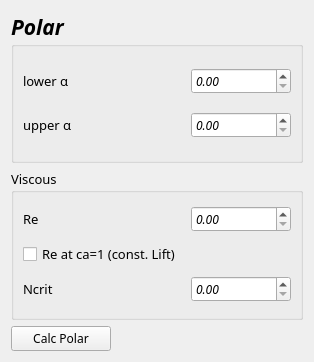
This is UI/polarWidget.ui in paulebieber/FoilBoXX as Qt 5 draws it before an edit. The edited form follows.
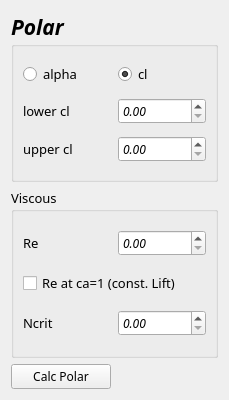
This is the edited form.

Diff of the .ui file:
```diff
--- a/UI/polarWidget.ui
+++ b/UI/polarWidget.ui
@@ -6,8 +6,8 @@
    <rect>
     <x>0</x>
     <y>0</y>
-    <width>314</width>
-    <height>362</height>
+    <width>229</width>
+    <height>400</height>
    </rect>
   </property>
   <property name="maximumSize">
@@ -35,73 +35,6 @@
       <string>Polar</string>
      </property>
      <layout class="QGridLayout" name="gridLayout_3">
-      <item row="0" column="0">
-       <widget class="QLabel" name="label_31">
-        <property name="font">
-         <font>
-          <family>Noto Serif Thai Med</family>
-          <pointsize>10</pointsize>
-          <weight>50</weight>
-          <italic>false</italic>
-          <bold>false</bold>
-          <underline>false</underline>
-          <kerning>true</kerning>
-         </font>
-        </property>
-        <property name="styleSheet">
-         <string notr="true">color: rgb(0, 0, 0);</string>
-        </property>
-        <property name="text">
-         <string>lower α</string>
-        </property>
-        <property name="alignment">
-         <set>Qt::AlignLeading|Qt::AlignLeft|Qt::AlignVCenter</set>
-        </property>
-       </widget>
-      </item>
-      <item row="1" column="0">
-       <widget class="QLabel" name="label_33">
-        <property name="font">
-         <font>
-          <family>Noto Serif Thai Med</family>
-          <pointsize>10</pointsize>
-          <weight>50</weight>
-          <italic>false</italic>
-          <bold>false</bold>
-          <underline>false</underline>
-          <kerning>true</kerning>
-         </font>
-        </property>
-        <property name="styleSheet">
-         <string notr="true">color: rgb(0, 0, 0);</string>
-        </property>
-        <property name="text">
-         <string>upper α</string>
-        </property>
-        <property name="alignment">
-         <set>Qt::AlignLeading|Qt::AlignLeft|Qt::AlignVCenter</set>
-        </property>
-       </widget>
-      </item>
-      <item row="0" column="1">
-       <widget class="QDoubleSpinBox" name="doubleSpinBox_alpha1">
-        <property name="maximumSize">
-         <size>
-          <width>100</width>
-          <height>16777215</height>
-         </size>
-        </property>
-        <property name="font">
-         <font>
-          <family>Source Code Pro</family>
-          <pointsize>9</pointsize>
-          <weight>50</weight>
-          <italic>true</italic>
-          <bold>false</bold>
-         </font>
-        </property>
-       </widget>
-      </item>
       <item row="1" column="1">
        <widget class="QDoubleSpinBox" name="doubleSpinBox_alpha2">
         <property name="maximumSize">
@@ -121,24 +54,56 @@
         </property>
        </widget>
       </item>
-     </layout>
-    </widget>
-   </item>
-   <item row="1" column="0" colspan="3">
-    <widget class="QGroupBox" name="groupBox_11">
-     <property name="font">
-      <font>
-       <family>Noto Serif Thai Med</family>
-       <pointsize>10</pointsize>
-       <italic>false</italic>
-      </font>
-     </property>
-     <property name="title">
-      <string>Viscous</string>
-     </property>
-     <layout class="QGridLayout" name="gridLayout_2">
+      <item row="1" column="0">
+       <widget class="QLabel" name="label_lower">
+        <property name="font">
+         <font>
+          <family>Noto Serif Thai Med</family>
+          <pointsize>10</pointsize>
+          <weight>50</weight>
+          <italic>false</italic>
+          <bold>false</bold>
+          <underline>false</underline>
+          <kerning>true</kerning>
+         </font>
+        </property>
+        <property name="styleSheet">
+         <string notr="true">color: rgb(0, 0, 0);</string>
+        </property>
+        <property name="text">
+         <string>lower cl</string>
+        </property>
+        <property name="alignment">
+         <set>Qt::AlignLeading|Qt::AlignLeft|Qt::AlignVCenter</set>
+        </property>
+       </widget>
+      </item>
+      <item row="2" column="0">
+       <widget class="QLabel" name="label_upper">
+        <property name="font">
+         <font>
+          <family>Noto Serif Thai Med</family>
+          <pointsize>10</pointsize>
+          <weight>50</weight>
+          <italic>false</italic>
+          <bold>false</bold>
+          <underline>false</underline>
+          <kerning>true</kerning>
+         </font>
+        </property>
+        <property name="styleSheet">
+         <string notr="true">color: rgb(0, 0, 0);</string>
+        </property>
+        <property name="text">
+         <string>upper cl</string>
+        </property>
+        <property name="alignment">
+         <set>Qt::AlignLeading|Qt::AlignLeft|Qt::AlignVCenter</set>
+        </property>
+       </widget>
+      </item>
       <item row="2" column="1">
-       <widget class="QDoubleSpinBox" name="doubleSpinBox_nCrit">
+       <widget class="QDoubleSpinBox" name="doubleSpinBox_value2">
         <property name="maximumSize">
          <size>
           <width>100</width>
@@ -157,86 +122,45 @@
        </widget>
       </item>
       <item row="0" column="0">
-       <widget class="QLabel" name="label_32">
+       <widget class="QRadioButton" name="radioButton_calcModeAlpha">
         <property name="font">
          <font>
-          <family>Noto Serif Thai Med</family>
           <pointsize>10</pointsize>
           <weight>50</weight>
           <italic>false</italic>
           <bold>false</bold>
-          <underline>false</underline>
-          <kerning>true</kerning>
          </font>
         </property>
-        <property name="styleSheet">
-         <string notr="true">color: rgb(0, 0, 0);</string>
-        </property>
         <property name="text">
-         <string>Re</string>
+         <string>alpha</string>
         </property>
-        <property name="alignment">
-         <set>Qt::AlignLeading|Qt::AlignLeft|Qt::AlignVCenter</set>
+        <property name="checked">
+         <bool>false</bool>
         </property>
        </widget>
       </item>
       <item row="0" column="1">
-       <widget class="QDoubleSpinBox" name="doubleSpinBox_re">
-        <property name="maximumSize">
-         <size>
-          <width>100</width>
-          <height>16777215</height>
-         </size>
-        </property>
+       <widget class="QRadioButton" name="radioButton_calcModeCl">
         <property name="font">
          <font>
-          <family>Source Code Pro</family>
-          <pointsize>9</pointsize>
-          <weight>50</weight>
-          <italic>true</italic>
-          <bold>false</bold>
-         </font>
-        </property>
-       </widget>
-      </item>
-      <item row="2" column="0">
-       <widget class="QLabel" name="label_30">
-        <property name="font">
-         <font>
-          <family>Noto Serif Thai Med</family>
           <pointsize>10</pointsize>
           <weight>50</weight>
           <italic>false</italic>
           <bold>false</bold>
-          <underline>false</underline>
-          <kerning>true</kerning>
          </font>
         </property>
-        <property name="styleSheet">
-         <string notr="true">color: rgb(0, 0, 0);</string>
-        </property>
         <property name="text">
-         <string>Ncrit</string>
+         <string>cl</string>
         </property>
-        <property name="alignment">
-         <set>Qt::AlignLeading|Qt::AlignLeft|Qt::AlignVCenter</set>
-        </property>
-       </widget>
-      </item>
-      <item row="1" column="0" colspan="2">
-       <widget class="QCheckBox" name="checkBox_reCa1">
-        <property name="enabled">
+        <property name="checked">
          <bool>true</bool>
         </property>
-        <property name="text">
-         <string>Re at ca=1 (const. Lift)</string>
-        </property>
        </widget>
       </item>
      </layout>
     </widget>
    </item>
-   <item row="2" column="0" colspan="2">
+   <item row="3" column="0" colspan="2">
     <widget class="QPushButton" name="pushButton_calcPolar">
      <property name="sizePolicy">
       <sizepolicy hsizetype="Expanding" vsizetype="Fixed">
@@ -270,6 +194,118 @@
      </property>
     </widget>
    </item>
+   <item row="2" column="0" colspan="3">
+    <widget class="QGroupBox" name="groupBox_11">
+     <property name="font">
+      <font>
+       <family>Noto Serif Thai Med</family>
+       <pointsize>10</pointsize>
+       <italic>false</italic>
+      </font>
+     </property>
+     <property name="title">
+      <string>Viscous</string>
+     </property>
+     <layout class="QGridLayout" name="gridLayout_2">
+      <item row="2" column="1">
+       <widget class="QDoubleSpinBox" name="doubleSpinBox_nCrit">
+        <property name="maximumSize">
+         <size>
+          <width>100</width>
+          <height>16777215</height>
+         </size>
+        </property>
+        <property name="font">
+         <font>
+          <family>Source Code Pro</family>
+          <pointsize>9</pointsize>
+          <weight>50</weight>
+          <italic>true</italic>
+          <bold>false</bold>
+         </font>
+        </property>
+       </widget>
+      </item>
+      <item row="1" column="0" colspan="2">
+       <widget class="QCheckBox" name="checkBox_reCa1">
+        <property name="enabled">
+         <bool>true</bool>
+        </property>
+        <property name="text">
+         <string>Re at ca=1 (const. Lift)</string>
+        </property>
+       </widget>
+      </item>
+      <item row="0" column="0">
+       <widget class="QLabel" name="label_32">
+        <property name="font">
+         <font>
+          <family>Noto Serif Thai Med</family>
+          <pointsize>10</pointsize>
+          <weight>50</weight>
+          <italic>false</italic>
+          <bold>false</bold>
+          <underline>false</underline>
+          <kerning>true</kerning>
+         </font>
+        </property>
+        <property name="styleSheet">
+         <string notr="true">color: rgb(0, 0, 0);</string>
+        </property>
+        <property name="text">
+         <string>Re</string>
+        </property>
+        <property name="alignment">
+         <set>Qt::AlignLeading|Qt::AlignLeft|Qt::AlignVCenter</set>
+        </property>
+       </widget>
+      </item>
+      <item row="0" column="1">
+       <widget class="QDoubleSpinBox" name="doubleSpinBox_re">
+        <property name="maximumSize">
+         <size>
+          <width>100</width>
+          <height>16777215</height>
+         </size>
+        </property>
+        <property name="font">
+         <font>
+          <family>Source Code Pro</family>
+          <pointsize>9</pointsize>
+          <weight>50</weight>
+          <italic>true</italic>
+          <bold>false</bold>
+         </font>
+        </property>
+       </widget>
+      </item>
+      <item row="2" column="0">
+       <widget class="QLabel" name="label_30">
+        <property name="font">
+         <font>
+          <family>Noto Serif Thai Med</family>
+          <pointsize>10</pointsize>
+          <weight>50</weight>
+          <italic>false</italic>
+          <bold>false</bold>
+          <underline>false</underline>
+          <kerning>true</kerning>
+         </font>
+        </property>
+        <property name="styleSheet">
+         <string notr="true">color: rgb(0, 0, 0);</string>
+        </property>
+        <property name="text">
+         <string>Ncrit</string>
+        </property>
+        <property name="alignment">
+         <set>Qt::AlignLeading|Qt::AlignLeft|Qt::AlignVCenter</set>
+        </property>
+       </widget>
+      </item>
+     </layout>
+    </widget>
+   </item>
   </layout>
  </widget>
  <resources/>
```
Left out of the diff: 2 changed lines with no effect on the pictures.
